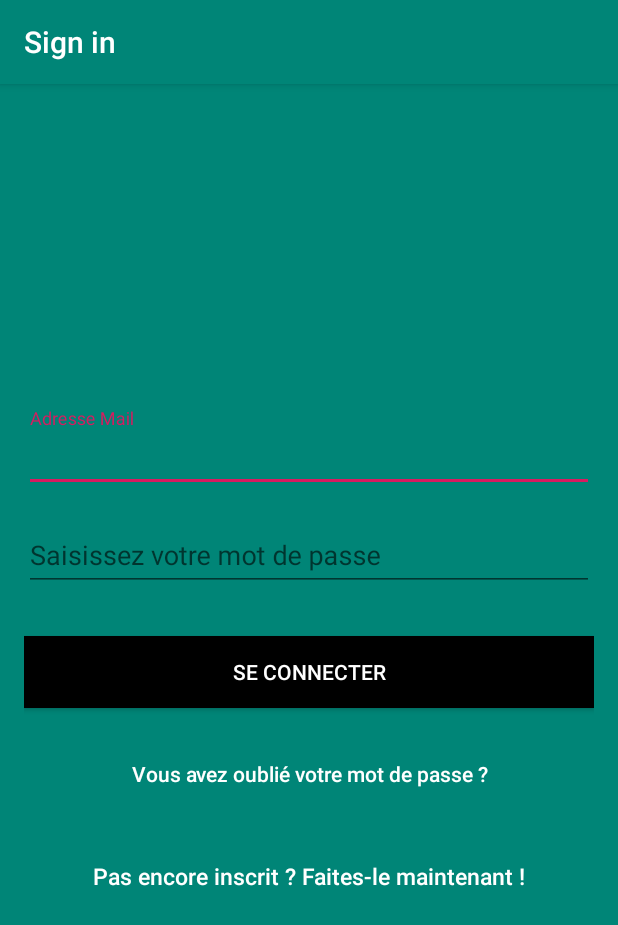
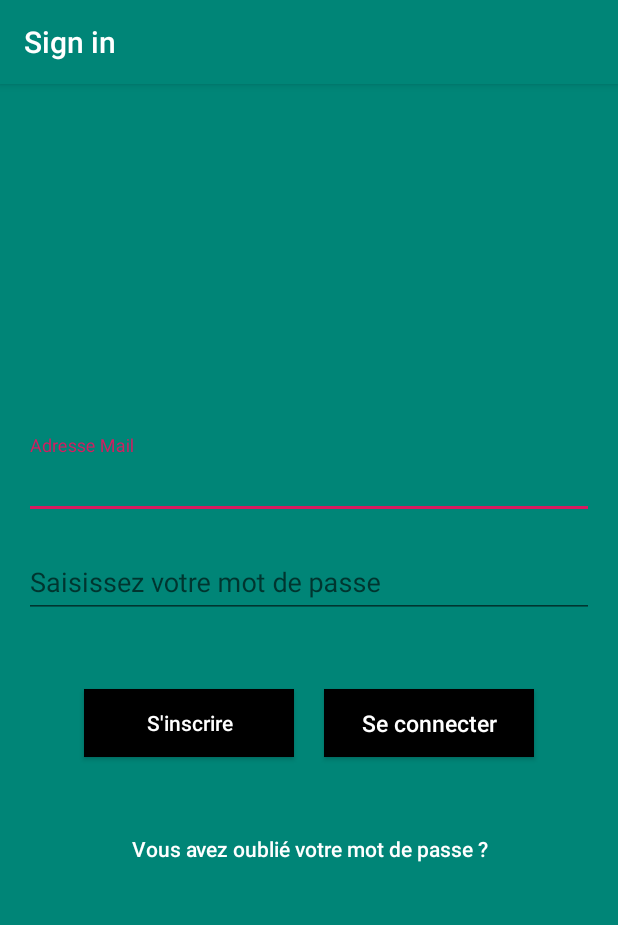
Before and after one commit to Pinaworld/friendtracker, an Android app: the screen it shows after launch (LoginActivity before the commit, AuthenticationActivity after it), on a phone screen of 412 x 824 dp. Shown: the top 925 px of the screen. Run offline under Robolectric (Android 15) with nearby library versions, the phone set to English and light mode, and no system bars; our stand-ins replace Firebase (no records; nobody signed in at launch, a user with empty details on screens opened directly).

Commit message:
Updating names, adding login and some corrections

```diff
--- a/app/build.gradle
+++ b/app/build.gradle
@@ -26,6 +26,7 @@ dependencies {
     implementation 'com.google.firebase:firebase-database:16.0.1'
     implementation "com.google.firebase:firebase-auth:16.0.1"
     implementation 'com.android.support:design:28.0.0'
+    implementation 'com.android.support.constraint:constraint-layout:1.1.3'
     testImplementation 'junit:junit:4.12'
     androidTestImplementation 'com.android.support.test:runner:1.0.2'
     androidTestImplementation 'com.android.support.test.espresso:espresso-core:3.0.2'
--- a/app/src/main/AndroidManifest.xml
+++ b/app/src/main/AndroidManifest.xml
@@ -1,7 +1,6 @@
 <?xml version="1.0" encoding="utf-8"?>
 <manifest xmlns:android="http://schemas.android.com/apk/res/android"
     package="com.example.pinbe.friendtracker">
-
     <!-- To auto-complete the email text field in the login form with the user's emails -->
     <uses-permission android:name="android.permission.GET_ACCOUNTS" />
     <uses-permission android:name="android.permission.READ_PROFILE" />
@@ -22,9 +21,8 @@
         android:supportsRtl="true"
         android:theme="@style/AppTheme">
         <activity
-            android:name=".LoginActivity"
+            android:name=".AuthenticationActivity"
             android:label="@string/title_activity_login">
-
             <intent-filter>
                 <action android:name="android.intent.action.MAIN" />
 
--- a/app/src/main/java/com/example/pinbe/friendtracker/LoginActivity.java
+++ /dev/null
@@ -1,137 +0,0 @@
-package com.example.pinbe.friendtracker;
-
-import android.animation.Animator;
-import android.animation.AnimatorListenerAdapter;
-import android.annotation.TargetApi;
-import android.app.LoaderManager.LoaderCallbacks;
-import android.content.CursorLoader;
-import android.content.Intent;
-import android.content.Loader;
-import android.database.Cursor;
-import android.net.Uri;
-import android.os.AsyncTask;
-import android.os.Build;
-import android.os.Bundle;
-import android.provider.ContactsContract;
-import android.support.annotation.NonNull;
-import android.support.v7.app.AppCompatActivity;
-import android.text.TextUtils;
-import android.view.KeyEvent;
-import android.view.View;
-import android.view.View.OnClickListener;
-import android.view.inputmethod.EditorInfo;
-import android.widget.ArrayAdapter;
-import android.widget.AutoCompleteTextView;
-import android.widget.Button;
-import android.widget.EditText;
-import android.widget.ProgressBar;
-import android.widget.TextView;
-import android.widget.Toast;
-
-import com.google.android.gms.tasks.OnCompleteListener;
-import com.google.android.gms.tasks.Task;
-import com.google.firebase.auth.AuthResult;
-import com.google.firebase.auth.FirebaseAuth;
-
-import java.util.ArrayList;
-import java.util.List;
-
-/**
- * A login screen that offers login via email/password.
- */
-public class LoginActivity extends AppCompatActivity{
-
-
-    private FirebaseAuth auth;
-
-    private EditText inputEmail;
-    private EditText inputPassword;
-    private Button btnSignup, btnLogin, btnReset;
-    private ProgressBar progressBar ;
-
-    @Override
-    protected void onCreate(Bundle savedInstanceState) {
-        super.onCreate(savedInstanceState);
-        setContentView(R.layout.activity_login);
-
-        auth = FirebaseAuth.getInstance();
-
-        if (auth.getCurrentUser() != null) {
-            startActivity(new Intent(LoginActivity.this, MapsActivity.class));
-            finish();
-        }
-
-        inputEmail = findViewById(R.id.email);
-        inputPassword = findViewById(R.id.password);
-        progressBar = findViewById(R.id.progressBar);
-        btnSignup = findViewById(R.id.btn_signup);
-        btnLogin = findViewById(R.id.btn_login);
-        btnReset = findViewById(R.id.btn_reset_password);
-
-        auth = FirebaseAuth.getInstance();
-
-        btnSignup.setOnClickListener(new View.OnClickListener() {
-            @Override
-            public void onClick(View v) {
-                startActivity(new Intent(LoginActivity.this, LoginActivity.class));
-            }
-        });
-
-        btnReset.setOnClickListener(new View.OnClickListener() {
-            @Override
-            public void onClick(View v) {
-                startActivity(new Intent(LoginActivity.this, LoginActivity.class));
-            }
-        });
-
-
-        btnLogin.setOnClickListener(new View.OnClickListener() {
-            @Override
-            public void onClick(View v) {
-                attemptLogin();
-            }
-        });
-    }
-
-    /**
-     * Attempts to sign in or register the account specified by the login form.
-     * If there are form errors (invalid email, missing fields, etc.), the
-     * errors are presented and no actual login attempt is made.
-     */
-    private void attemptLogin() {
-        String email = inputEmail.getText().toString();
-        final String password = inputPassword.getText().toString();
-
-        if (TextUtils.isEmpty(email)) {
-            Toast.makeText(getApplicationContext(), "Enter email address!", Toast.LENGTH_SHORT).show();
-            return;
-        }
-
-        if (TextUtils.isEmpty(password)) {
-            Toast.makeText(getApplicationContext(), "Enter password!", Toast.LENGTH_SHORT).show();
-            return;
-        }
-
-        progressBar.setVisibility(View.VISIBLE);
-            // Show a progress spinner, and kick off a background task to
-            // perform the user login attempt.
-            auth.createUserWithEmailAndPassword(email, password)
-                    .addOnCompleteListener(LoginActivity.this, new OnCompleteListener<AuthResult>() {
-                        @Override
-                        public void onComplete(@NonNull Task<AuthResult> task) {
-                            Toast.makeText(LoginActivity.this, "createUserWithEmail:onComplete:" + task.isSuccessful(), Toast.LENGTH_SHORT).show();
-                            // If sign in fails, display a message to the user. If sign in succeeds
-                            // the auth state listener will be notified and logic to handle the
-                            // signed in user can be handled in the listener.
-                            if (!task.isSuccessful()) {
-                                Toast.makeText(LoginActivity.this, "Authentication failed." + task.getException(),
-                                        Toast.LENGTH_SHORT).show();
-                            } else {
-                                startActivity(new Intent(LoginActivity.this, MapsActivity.class));
-                                finish();
-                            }
-                        }
-                    });
-
-    }
-}
--- a/app/src/main/res/layout/activity_login.xml
+++ b/app/src/main/res/layout/activity_authentication.xml
@@ -4,7 +4,7 @@
     android:layout_width="match_parent"
     android:layout_height="match_parent"
     android:fitsSystemWindows="true"
-    tools:context="com.example.pinbe.friendtracker.LoginActivity">
+    tools:context="com.example.pinbe.friendtracker.AuthenticationActivity">
 
     <LinearLayout
         android:layout_width="fill_parent"
@@ -46,15 +46,34 @@
         </android.support.design.widget.TextInputLayout>
 
         <!-- Login Button -->
+        <LinearLayout
+            android:layout_width="match_parent"
+            android:layout_height="100dp"
+            android:orientation="horizontal"
+            android:gravity="center">
 
-        <Button
-            android:id="@+id/btn_login"
-            android:layout_width="fill_parent"
-            android:layout_height="wrap_content"
-            android:layout_marginTop="20dip"
-            android:background="@android:color/black"
-            android:text="@string/btn_login"
-            android:textColor="@android:color/white" />
+            <Button
+                android:id="@+id/btn_signup"
+                android:layout_width="140dp"
+                android:layout_height="45dp"
+                android:layout_marginTop="10dp"
+                android:layout_marginRight="10dp"
+                android:textAllCaps="false"
+                android:background="@android:color/black"
+                android:text="@string/btn_login"
+                android:textColor="@android:color/white" />
+            <Button
+                android:id="@+id/btn_login"
+                android:layout_width="140dp"
+                android:layout_height="45dp"
+                android:layout_marginTop="10dp"
+                android:layout_marginLeft="10dp"
+                android:background="@android:color/black"
+                android:text="@string/btn_link_to_register"
+                android:textAllCaps="false"
+                android:textColor="@android:color/white"
+                android:textSize="15sp" />
+        </LinearLayout>
 
         <Button
             android:id="@+id/btn_reset_password"
@@ -66,16 +85,6 @@
             android:textAllCaps="false"
             android:textColor="@android:color/white" />
 
-        <Button
-            android:id="@+id/btn_signup"
-            android:layout_width="fill_parent"
-            android:layout_height="wrap_content"
-            android:layout_marginTop="20dip"
-            android:background="@null"
-            android:text="@string/btn_link_to_register"
-            android:textAllCaps="false"
-            android:textColor="@android:color/white"
-            android:textSize="15sp" />
     </LinearLayout>
 
     <ProgressBar
--- a/app/src/main/res/values/strings.xml
+++ b/app/src/main/res/values/strings.xml
@@ -16,7 +16,7 @@
     </string>
     <string name="hint_email">Adresse Mail</string>
     <string name="hint_password">Saisissez votre mot de passe</string>
-    <string name="btn_login">Se connecter</string>
+    <string name="btn_login">S\'inscrire</string>
     <string name="btn_forgot_password">Vous avez oublié votre mot de passe ?</string>
-    <string name="btn_link_to_register">Pas encore inscrit ? Faites-le maintenant !</string>
+    <string name="btn_link_to_register">Se connecter</string>
 </resources>
```
Also changed, not shown: app/src/main/java/com/example/pinbe/friendtracker/AuthenticationActivity.java (added, +158 -0 lines).
